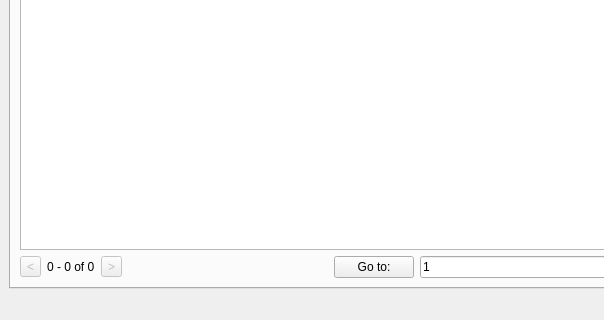
Qt form src/MainWindow.ui (sqlitebrowser/sqlitebrowser) before a commit; both pictures show x 0 to 604 and y 310 to 630 of the 1000 by 630 pixel window.
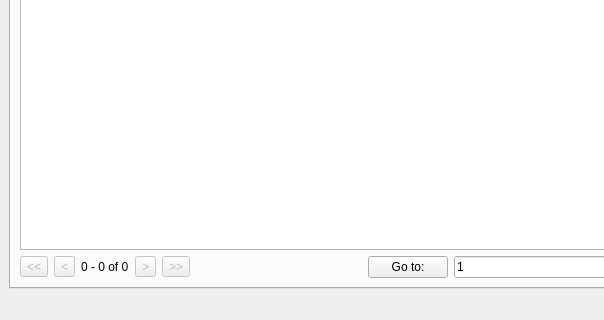
The same form after that commit. The open tabs and pages were chosen to show the change. Icons and pictures are not drawn. Custom widgets are drawn as their Qt base class.

Commit message: Add two buttons to navigate to the head and the tail.

What changed in the file:
```diff
--- a/src/MainWindow.ui
+++ b/src/MainWindow.ui
@@ -181,6 +181,22 @@
         </item>
         <item>
          <layout class="QHBoxLayout" name="horizontalLayout_2">
+          <item>
+           <widget class="QToolButton" name="buttonBegin">
+            <property name="enabled">
+             <bool>false</bool>
+            </property>
+            <property name="toolTip">
+             <string>&lt;html&gt;&lt;head/&gt;&lt;body&gt;&lt;p&gt;Scroll to the beginning&lt;/p&gt;&lt;/body&gt;&lt;/html&gt;</string>
+            </property>
+            <property name="whatsThis">
+             <string>&lt;html&gt;&lt;head/&gt;&lt;body&gt;&lt;p&gt;Clicking this button navigates to the beginning in the table view above.&lt;/p&gt;&lt;/body&gt;&lt;/html&gt;</string>
+            </property>
+            <property name="text">
+             <string>&lt;&lt;</string>
+            </property>
+           </widget>
+          </item>
           <item>
            <widget class="QToolButton" name="buttonPrevious">
             <property name="enabled">
@@ -220,6 +236,22 @@
             </property>
            </widget>
           </item>
+          <item>
+           <widget class="QToolButton" name="buttonEnd">
+            <property name="enabled">
+             <bool>false</bool>
+            </property>
+            <property name="toolTip">
+             <string>Scroll to the end</string>
+            </property>
+            <property name="whatsThis">
+             <string>&lt;html&gt;&lt;head/&gt;&lt;body&gt;&lt;p&gt;&amp;lt;html&amp;gt;&amp;lt;head/&amp;gt;&amp;lt;body&amp;gt;&amp;lt;p&amp;gt;Clicking this button navigates up to the end in the table view above.&amp;lt;/p&amp;gt;&amp;lt;/body&amp;gt;&amp;lt;/html&amp;gt;&lt;/p&gt;&lt;/body&gt;&lt;/html&gt;</string>
+            </property>
+            <property name="text">
+             <string>&gt;&gt;</string>
+            </property>
+           </widget>
+          </item>
           <item>
            <spacer name="horizontalSpacer_2">
             <property name="orientation">
```
Left out of the diff: 112 changed lines with no effect on the pictures. The commit also changes 2 other files.
